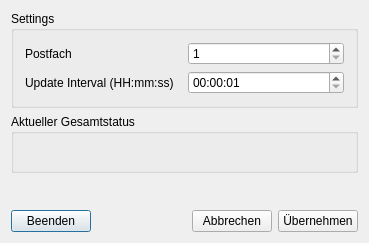
Before: the Qt Designer form pndialog.ui in sschober/postnot-tray, drawn with Qt 5.
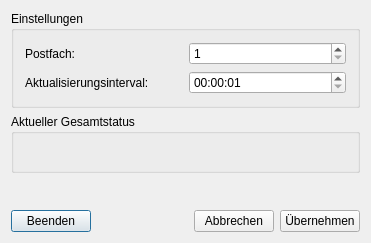
After: the same form once the commit is applied. Icons and pictures are not drawn.

Commit message: Eindeutschungen, About-Dialog

```diff
--- a/pndialog.ui
+++ b/pndialog.ui
@@ -6,7 +6,7 @@
    <rect>
     <x>0</x>
     <y>0</y>
-    <width>369</width>
+    <width>371</width>
     <height>243</height>
    </rect>
   </property>
@@ -24,7 +24,7 @@
    <item>
     <widget class="QGroupBox" name="groupBox">
      <property name="title">
-      <string>Settings</string>
+      <string>Einstellungen</string>
      </property>
      <layout class="QGridLayout" name="gridLayout">
       <item row="3" column="1">
@@ -57,14 +57,14 @@
       <item row="0" column="0">
        <widget class="QLabel" name="lbPostfach">
         <property name="text">
-         <string>Postfach</string>
+         <string>Postfach:</string>
         </property>
        </widget>
       </item>
       <item row="3" column="0">
        <widget class="QLabel" name="lbInterval">
         <property name="text">
-         <string>Update Interval (HH:mm:ss)</string>
+         <string>Aktualisierungsinterval:</string>
         </property>
        </widget>
       </item>
@@ -79,6 +79,9 @@
      <layout class="QVBoxLayout" name="verticalLayout_3">
       <item>
        <widget class="QLabel" name="lbStatus">
+        <property name="layoutDirection">
+         <enum>Qt::LeftToRight</enum>
+        </property>
         <property name="text">
          <string/>
         </property>
```
Left out of the diff: 2 changed lines with no effect on the pictures. The commit also changes 2 other files.
